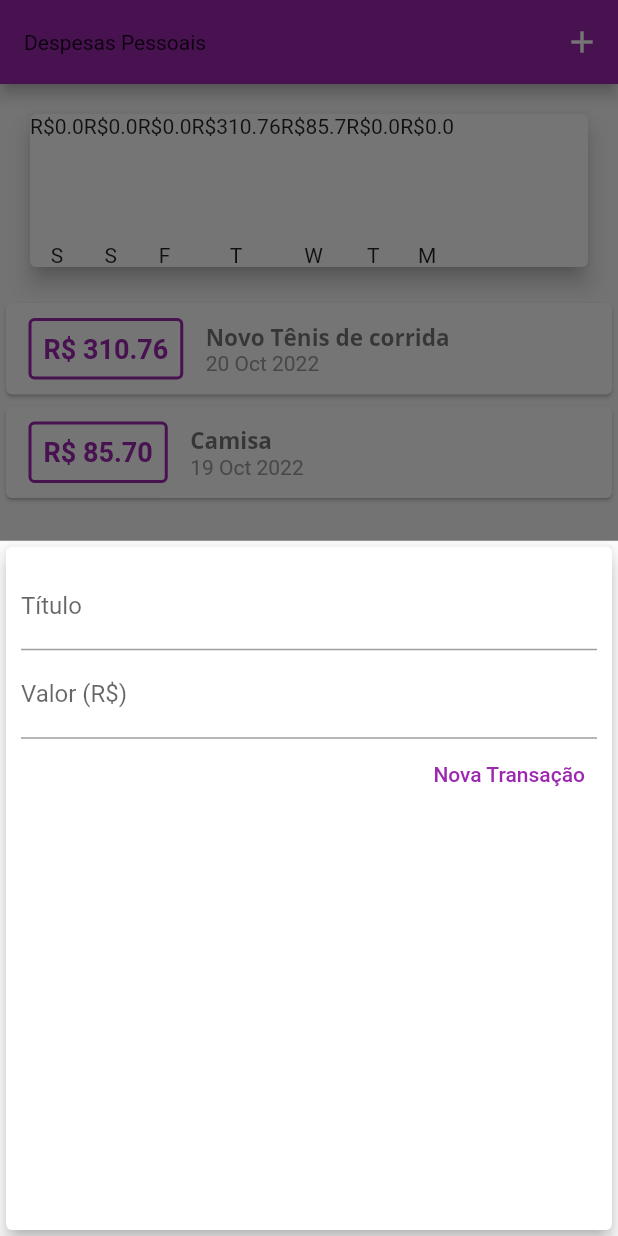
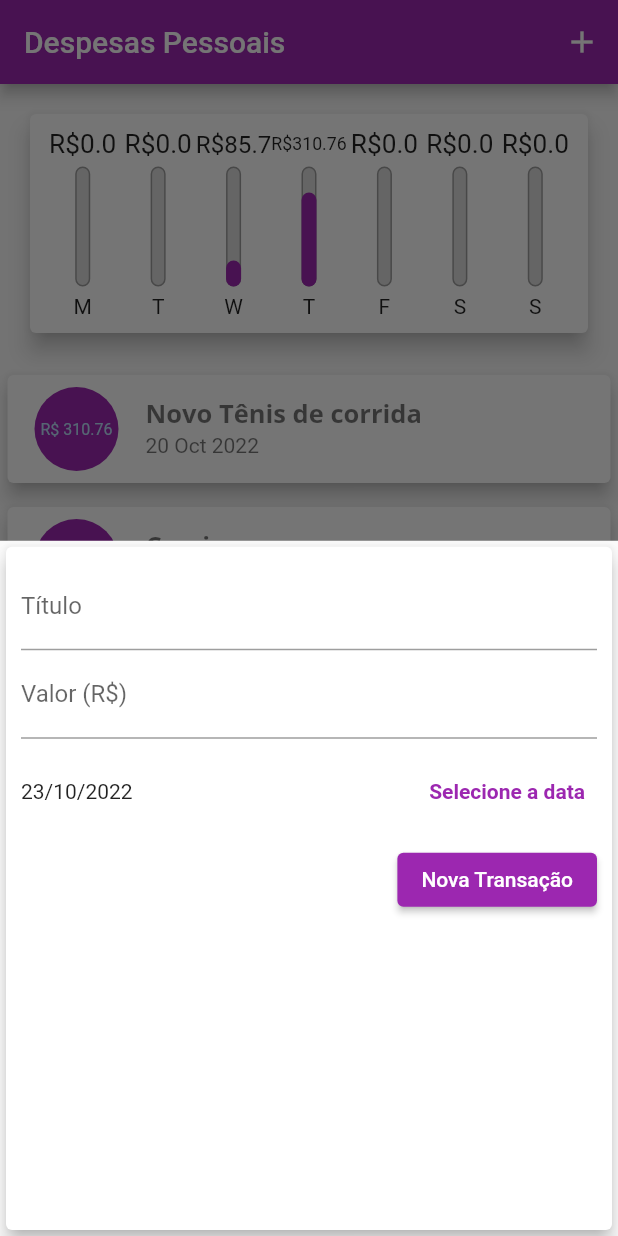
Before and after one commit to MarhlonKorb/expenses, a Flutter app: the screen it shows after launch, after a tap on the "add" icon, on a phone screen of 412 x 824 dp. Run offline on Flutter 3.47's test engine with Material 2 defaults, Android fonts, the phone set to English and light mode, and no system bars; Roboto replaces fonts that are missing (QuickSand).

Commit message:
Melhorias na interface
Foi implementado um componente ListTile utilizando a propriedade radius e arredondanto o objeto da lista. Também foi implementado um método Future dentro de transaction_form para abrir um modal de data e armazenar o valor selecionado pelo usuário em uma variável global.

```diff
--- a/lib/components/chart.dart
+++ b/lib/components/chart.dart
@@ -1,5 +1,3 @@
-import 'dart:ffi';
-
 import 'package:expenses/components/chart_bar.dart';
 import 'package:expenses/models/transaction.dart';
 import 'package:flutter/material.dart';
@@ -9,9 +7,9 @@ import 'package:intl/intl.dart';
 class Chart extends StatelessWidget {
   final List<Transaction> recentTransactions;
 
-  Chart(this.recentTransactions);
+  const Chart(this.recentTransactions, {super.key});
 
-  List<Map<String, Object>> get groupedTransactions {
+  Iterable<Map<String, Object>> get groupedTransactions {
     return List.generate(7, (index) {
       final weekDay = DateTime.now().subtract(
         Duration(days: index),
@@ -28,24 +26,42 @@ class Chart extends StatelessWidget {
           totalSum += recentTransactions[i].value;
         }
       }
+
       return {'day': DateFormat.E().format(weekDay)[0], 'value': totalSum};
+    }).reversed;
+  }
+
+  double get _weekTotalValue {
+    return groupedTransactions.fold(0.0, (sum, tr) {
+      return sum + (tr['value'] as double);
     });
   }
 
   @override
   Widget build(BuildContext context) {
-    groupedTransactions;
     return Card(
       elevation: 6,
       margin: const EdgeInsets.all(20),
-      child: Row(
-        children: groupedTransactions.map((transaction) {
-          return ChartBar(
-            label: transaction['day'].toString(),
-            value: transaction['value'].toString(),
-            percentage: 0.0,
-          );
-        }).toList(),
+      // Widget para inserir margem ao card que ele está inserido
+      child: Padding(
+        padding: const EdgeInsets.all(10.0),
+        child: Row(
+          // Adapta as barras de preenchimento
+          // para ficarem padronizadas com espaço entre elas
+          mainAxisAlignment: MainAxisAlignment.spaceAround,
+          children: groupedTransactions.map((transaction) {
+            return Flexible(
+              fit: FlexFit.tight,
+              child: ChartBar(
+                label: transaction['day'].toString(),
+                value: (transaction['value'] as double),
+                percentage: _weekTotalValue == 0
+                    ? 0
+                    : (transaction['value'] as double) / _weekTotalValue,
+              ),
+            );
+          }).toList(),
+        ),
       ),
     );
   }
--- a/lib/components/chart_bar.dart
+++ b/lib/components/chart_bar.dart
@@ -1,11 +1,11 @@
-import 'package:flutter/cupertino.dart';
+import 'package:flutter/material.dart';
 
 class ChartBar extends StatelessWidget {
   final String label;
-  final String value;
+  final double value;
   final double percentage;
 
- ChartBar({
+  const ChartBar({super.key,
     required this.label,
     required this.value,
     required this.percentage,
@@ -14,13 +14,36 @@ class ChartBar extends StatelessWidget {
   @override
   Widget build(BuildContext context) {
     return Column(
-      children: [
-        Text('R\$${value}'),
+      children: <Widget> [
+        // Widget que adapta o valor do campo para caber dentro das colunas
+        Container(
+          height: 20,
+          child: FittedBox(child: Text('R\$$value'))),
         const SizedBox(height: 5),
-        Container(
-          height: 60,
+        SizedBox(
+          height: 80,
           width: 10,
-          child: null,
+          child: Stack(
+            alignment: Alignment.bottomCenter,
+            children: <Widget>[
+              Container(
+                decoration: BoxDecoration(
+                  border: Border.all(color: Colors.grey, width: 1.0),
+                  color: const Color.fromRGBO(220, 220, 220, 1),
+                  borderRadius: BorderRadius.circular(5),
+                ),
+              ),
+              FractionallySizedBox(
+                heightFactor: percentage,
+                child: Container(
+                  decoration: BoxDecoration(
+                    color: Theme.of(context).colorScheme.primary,
+                    borderRadius: BorderRadius.circular(5),
+                  ),
+                ),
+              )
+            ],
+          ),
         ),
         const SizedBox(height: 5),
         Text(label)
--- a/lib/components/transaction_form.dart
+++ b/lib/components/transaction_form.dart
@@ -1,30 +1,46 @@
 import 'package:flutter/material.dart';
-
 import '../utils.dart';
 
 /// Formulário de cadastro de transação e regras de submit do form
 class TransactionForm extends StatefulWidget {
   final void Function(String, double) onSubmit;
 
-  TransactionForm(this.onSubmit);
+  const TransactionForm(this.onSubmit, {super.key});
 
   @override
   State<TransactionForm> createState() => _TransactionFormState();
-
 }
 
 class _TransactionFormState extends State<TransactionForm> {
-  final titleController = TextEditingController();
-
-  final valueController = TextEditingController();
+  final _titleController = TextEditingController();
+  final _valueController = TextEditingController();
+  late DateTime _selectedDate = DateTime.now();
 
   _submitForm() {
-    final title = titleController.text;
-    final value = formatToDouble(valueController.text);
-    if(title.isEmpty || value <= 0){
+    final title = _titleController.text;
+    final value = stringToDouble(_valueController.text);
+    if (title.isEmpty || value <= 0) {
       return;
     }
     widget.onSubmit(title, value);
+  }
+
+// Método que abre o modal de calendário e armazena a data selecionada
+  _showDatePicker() {
+    showDatePicker(
+            context: context,
+            initialDate: DateTime.now(),
+            firstDate: DateTime(2019),
+            lastDate: DateTime.now())
+        .then((pickedDate) {
+      if (pickedDate == null) {
+        return;
+      }
+      // Alterando estado da data selecionada pelo usuário
+      setState(() {
+        _selectedDate = pickedDate;
+      });
+    });
   }
 
   @override
@@ -38,25 +54,43 @@ class _TransactionFormState extends State<TransactionForm> {
             TextField(
               // Método para tentar submiter o form após preenchido o campo e clicado em next
               onSubmitted: (_) => _submitForm(),
-              controller: titleController,
+              controller: _titleController,
               decoration: const InputDecoration(labelText: 'Título'),
             ),
             TextField(
               // "_" torna passagem de parâmetro para o método opcional
               onSubmitted: (_) => _submitForm(),
-              controller: valueController,
+              controller: _valueController,
               // Altera o teclado para numérico
-              keyboardType: const TextInputType.numberWithOptions(decimal: true),
+              keyboardType:
+                  const TextInputType.numberWithOptions(decimal: true),
               decoration: const InputDecoration(labelText: 'Valor (R\$)'),
+            ),
+            Container(
+              height: 70,
+              child: Row(
+                children: [
+                  Expanded(
+                    child: Text(dateFormatDefaltToString(_selectedDate)),
+                  ),
+                  TextButton(
+                    onPressed: _showDatePicker,
+                    child: const Text(
+                      'Selecione a data',
+                      style: TextStyle(
+                          color: Colors.purple, fontWeight: FontWeight.bold),
+                    ),
+                  )
+                ],
+              ),
             ),
             Row(
               mainAxisAlignment: MainAxisAlignment.end,
               children: <Widget>[
-                TextButton(
+                ElevatedButton(
                   onPressed: _submitForm,
                   child: const Text(
                     'Nova Transação',
-                    style: TextStyle(color: Colors.purple),
                   ),
                 ),
               ],
--- a/lib/components/transaction_list.dart
+++ b/lib/components/transaction_list.dart
@@ -11,7 +11,7 @@ class TransactionList extends StatelessWidget {
 
   @override
   Widget build(BuildContext context) {
-    return Container(
+    return SizedBox(
       height: 300,
       // Método builder redimensiona os itens na tela de forma que possíbilite o scroll da tela
       child: transaction.isEmpty
@@ -34,38 +34,25 @@ class TransactionList extends StatelessWidget {
               itemBuilder: (BuildContext context, int index) {
                 final tr = transaction[index];
                 return Card(
-                    child: Row(
-                  children: [
-                    Container(
-                      margin: const EdgeInsets.symmetric(
-                          horizontal: 15, vertical: 10),
-                      decoration: BoxDecoration(
-                          borderRadius: BorderRadius.circular(4),
-                          border: Border.all(
-                              color: Theme.of(context).colorScheme.primary,
-                              width: 2)),
-                      padding: const EdgeInsets.all(8),
-                      child: Text(
-                        toMoney(tr.value),
-                        style: TextStyle(
-                            fontWeight: FontWeight.bold,
-                            fontSize: 18,
-                            color: Theme.of(context).colorScheme.primary),
+                  elevation: 5,
+                  margin:
+                      const EdgeInsets.symmetric(vertical: 8, horizontal: 5),
+                  child: ListTile(
+                    leading: CircleAvatar(
+                      backgroundColor: Colors.purple,
+                      radius: 30,
+                      child: Padding(
+                        padding: const EdgeInsets.all(6),
+                        child: FittedBox(child: Text(moneyToStringFormat(tr.value))),
                       ),
                     ),
-                    Column(
-                      crossAxisAlignment: CrossAxisAlignment.start,
-                      children: [
-                        Text(tr.title,
-                            style: Theme.of(context).textTheme.headline1),
-                        Text(
-                          toDateFormat(tr.date),
-                          style: const TextStyle(color: Colors.grey),
-                        ),
-                      ],
-                    )
-                  ],
-                ));
+                    title: Text(
+                      tr.title,
+                      style: Theme.of(context).textTheme.headline1,
+                    ),
+                    subtitle: Text(dateFormatToString(tr.date)),
+                  ),
+                );
               },
             ),
     );
--- a/lib/main.dart
+++ b/lib/main.dart
@@ -23,19 +23,23 @@ class ExpensesApp extends StatelessWidget {
           textTheme: ThemeData.light().textTheme.copyWith(
               headline1: TextStyle(
                   fontFamily: 'OpenSans',
-                  fontSize: 15,
+                  fontSize: 17,
                   fontWeight: FontWeight.bold)),
           appBarTheme: AppBarTheme(
-              textTheme: ThemeData.light().textTheme.copyWith(
+              toolbarTextStyle: ThemeData.light().textTheme.copyWith(
                   headline1: TextStyle(
                       fontFamily: 'OpenSans',
-                      fontSize: 18,
-                      fontWeight: FontWeight.bold)))),
-    );
+                      fontSize: 40,
+                      fontWeight: FontWeight.bold))
+                      .headline1,
+                      ),
+    ));
   }
 }
 
 class MyHomePage extends StatefulWidget {
+  const MyHomePage({super.key});
+
   @override
   State<MyHomePage> createState() => _MyHomePageState();
 }
@@ -102,7 +106,6 @@ class _MyHomePageState extends State<MyHomePage> {
               crossAxisAlignment: CrossAxisAlignment.stretch,
               children: <Widget>[
             Chart(_recentTransactions),
-
             TransactionList(transaction: _transactions),
           ])),
       floatingActionButton: FloatingActionButton(
--- a/lib/utils.dart
+++ b/lib/utils.dart
@@ -1,16 +1,21 @@
 import 'package:intl/intl.dart';
 
-/// Formatador de valor monetário
-String toMoney(double value){
+/// Formatador de valor monetário para tipo String
+String moneyToStringFormat(double value){
   return 'R\$ ${value.toStringAsFixed(2)}';
 }
 
-/// Formatador de valor de data
-String toDateFormat(DateTime data){
+/// Formatador de valor de data para tipo String / 20 Oct 2022
+String dateFormatToString(DateTime data){
   return DateFormat('dd MMM y').format(data).toString();
 }
 
+/// Formatador de valor de data para tipo String / 20/10/2022
+String dateFormatDefaltToString(DateTime data){
+  return DateFormat('dd/MM/y').format(data).toString();
+}
+
 /// Formata String para valor do tipo double
-double formatToDouble(String value){
+double stringToDouble(String value){
   return double.tryParse(value) ?? 0.0;
 }
```
